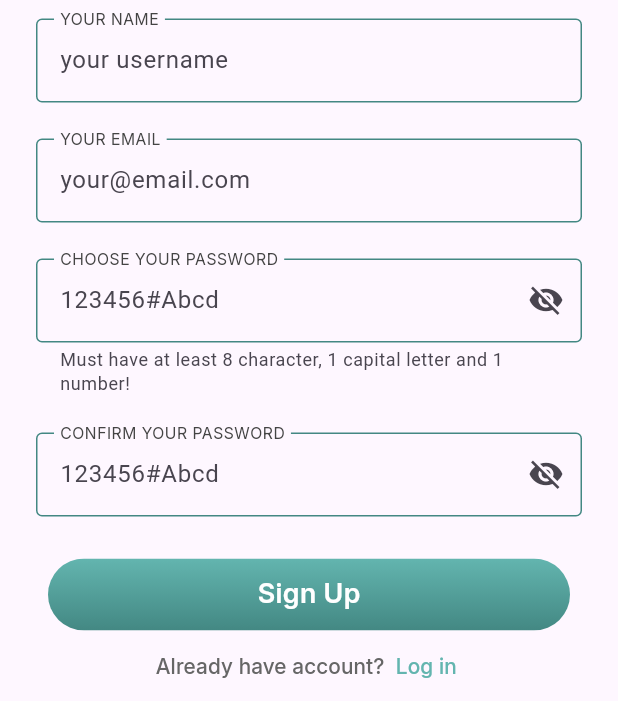
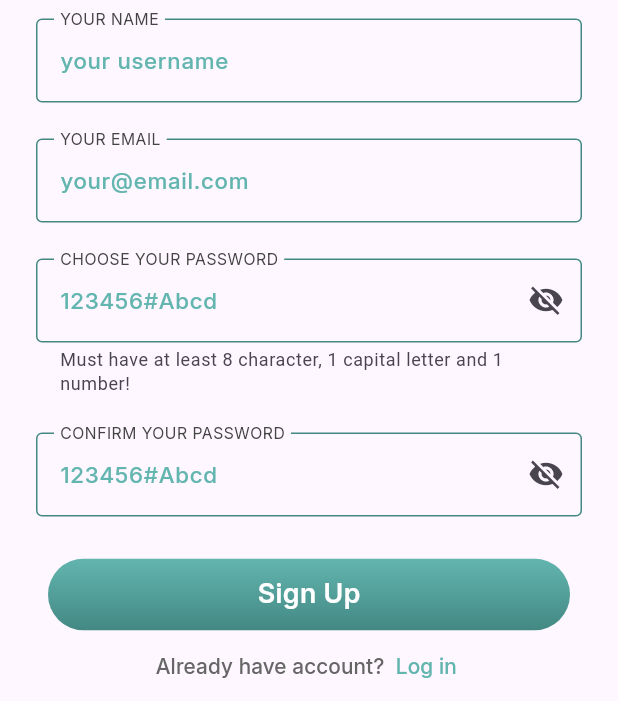
Before and after one commit to gustavoprardo/financy_app, a Flutter app: the screen it shows after launch, scrolled down 156 dp, on a phone screen of 412 x 824 dp, the part 535-1236 px from its top. Run offline on Flutter 3.47's test engine with Material 3 defaults, Android fonts, the phone set to English and light mode, and no system bars.

Commit message:
custom bottom sheet, refatoracao sign up page, correcao textformfield, validator corrigido

```diff
--- a/analysis_options.yaml
+++ b/analysis_options.yaml
@@ -7,6 +7,9 @@
 
 # The following line activates a set of recommended lints for Flutter apps,
 # packages, and plugins designed to encourage good coding practices.
+analyzer:
+  errors:
+    dead_code: ignore
 include: package:flutter_lints/flutter.yaml
 
 linter:
--- a/lib/common/constants/app_text_styles.dart
+++ b/lib/common/constants/app_text_styles.dart
@@ -18,6 +18,11 @@ class AppTextStyles {
     fontSize: 18,
     fontWeight: FontWeight.w600,
   );
+  static TextStyle mediumText20 = TextStyle(
+    fontFamily: 'Inter',
+    fontSize: 20,
+    fontWeight: FontWeight.w600,
+  );
   static TextStyle smallText = TextStyle(
     fontFamily: 'Inter',
     fontSize: 14,
@@ -28,4 +33,9 @@ class AppTextStyles {
     fontSize: 14,
     fontWeight: FontWeight.w400,
   );
+  static TextStyle inputHintText = TextStyle(
+    fontFamily: 'Inter',
+    fontSize: 15,
+    fontWeight: FontWeight.w500,
+  );
 }
--- a/lib/common/utils/validator.dart
+++ b/lib/common/utils/validator.dart
@@ -2,7 +2,7 @@ class Validator {
   Validator._();
 
   static String? validateName(String? value) {
-    final condition = RegExp(r"\b([A-ZÀ-ÿ][-,a-z. ']+[ ]*)+");
+    final condition = RegExp(r"^[a-zA-ZÀ-ÿ\s]+$");
     if (value != null && value.isEmpty) {
       return 'Campo obrigatorio!';
     }
--- a/lib/common/widgets/custom_textformfield.dart
+++ b/lib/common/widgets/custom_textformfield.dart
@@ -3,6 +3,7 @@ import 'package:flutter/material.dart';
 
 import 'package:financy_app/common/constants/app_colors.dart';
 import 'package:financy_app/common/constants/app_text_styles.dart';
+import 'package:flutter/services.dart';
 
 class CustomTextFormField extends StatefulWidget {
   final EdgeInsetsGeometry? padding;
@@ -17,6 +18,7 @@ class CustomTextFormField extends StatefulWidget {
   final bool? obscureText;
   final FormFieldValidator<String>? validator;
   final String? helperText;
+  final List<TextInputFormatter>? inputFormatters;
 
   // ignore: use_super_parameters
   const CustomTextFormField({
@@ -33,6 +35,7 @@ class CustomTextFormField extends StatefulWidget {
     this.obscureText,
     this.validator,
     this.helperText,
+    this.inputFormatters,
   }) : super(key: key);
 
   @override
@@ -59,7 +62,7 @@ class _CustomTextFormFieldState extends State<CustomTextFormField> {
           widget.padding ?? EdgeInsets.symmetric(horizontal: 24, vertical: 12),
       child: TextFormField(
         onChanged: (value) {
-          if(value.length == 1) {
+          if (value.length == 1) {
             setState(() {
               _helperText = null;
             });
@@ -69,22 +72,29 @@ class _CustomTextFormFieldState extends State<CustomTextFormField> {
             });
           }
         },
+        inputFormatters: widget.inputFormatters,
         validator: widget.validator,
         obscureText: widget.obscureText ?? false,
         textInputAction: widget.textInputAction,
         maxLength: widget.maxLength,
         keyboardType: widget.keyBoardType,
         controller: widget.controller,
-        textCapitalization: widget.textCapitalization ?? TextCapitalization.none,
+        textCapitalization:
+            widget.textCapitalization ?? TextCapitalization.none,
         decoration: InputDecoration(
           errorMaxLines: 3,
           helperText: _helperText,
           helperMaxLines: 3,
           suffixIcon: widget.suffixIcon,
           hintText: widget.hintText,
+          hintStyle: AppTextStyles.inputHintText.copyWith(
+            color: AppColors.greenLightOne,
+          ),
           floatingLabelBehavior: FloatingLabelBehavior.always,
           labelText: widget.labelText?.toUpperCase(),
-          labelStyle: AppTextStyles.inputLabelText.copyWith(color: AppColors.darkGrey),
+          labelStyle: AppTextStyles.inputLabelText.copyWith(
+            color: AppColors.darkGrey,
+          ),
           focusedBorder: defaultBorder.copyWith(
             borderSide: const BorderSide(color: Colors.red),
           ),
--- a/lib/features/sign_up/sign_up_controller.dart
+++ b/lib/features/sign_up/sign_up_controller.dart
@@ -19,9 +19,9 @@ class SignUpController extends ChangeNotifier{
       await Future.delayed(const Duration(seconds: 2));
 
     throw Exception('Erro ao Logar');
-    print('usuario logado');
-    _changeState(SignUpSuccessState());
-    return true;
+    // print('usuario logado');
+    // _changeState(SignUpSuccessState());
+    // return true;
     } catch (e) {
       _changeState(SignUpErrorState());
       return false;
--- a/lib/features/sign_up/sign_up_page.dart
+++ b/lib/features/sign_up/sign_up_page.dart
@@ -1,6 +1,8 @@
 import 'dart:developer';
 
 import 'package:financy_app/common/utils/validator.dart';
+import 'package:financy_app/common/widgets/custom_bottom_sheet.dart';
+import 'package:financy_app/common/widgets/custom_circular_progress_indicator.dart';
 import 'package:financy_app/common/widgets/custom_textformfield.dart';
 import 'package:financy_app/common/widgets/password_formfield.dart';
 import 'package:financy_app/features/sign_up/sign_up_controller.dart';
@@ -11,6 +13,20 @@ import 'package:financy_app/common/constants/app_colors.dart';
 import 'package:financy_app/common/constants/app_text_styles.dart';
 import 'package:financy_app/common/widgets/multi_text_button.dart';
 import 'package:financy_app/common/widgets/primary_button.dart';
+import 'package:flutter/services.dart';
+
+class UpperCaseTextFormatter extends TextInputFormatter {
+  @override
+  TextEditingValue formatEditUpdate(
+    TextEditingValue oldValue,
+    TextEditingValue newValue,
+  ) {
+    return newValue.copyWith(
+      text: newValue.text.toUpperCase(),
+      selection: newValue.selection,
+    );
+  }
+}
 
 class SignUpPage extends StatefulWidget {
   const SignUpPage({super.key});
@@ -22,6 +38,7 @@ class SignUpPage extends StatefulWidget {
 class _SignUpPageState extends State<SignUpPage> {
   final _formKey = GlobalKey<FormState>();
   final _passwordController = TextEditingController();
+  final _nameController = TextEditingController();
   final _controller = SignUpController();
 
   @override
@@ -32,7 +49,7 @@ class _SignUpPageState extends State<SignUpPage> {
         showDialog(
           context: context,
           builder:
-              (context) => const Center(child: CircularProgressIndicator()),
+              (context) => CustomProgressIndicator(),
         );
       }
       if (_controller.state is SignUpSuccessState) {
@@ -46,14 +63,7 @@ class _SignUpPageState extends State<SignUpPage> {
         );
       }
       if (_controller.state is SignUpErrorState) {
-        showDialog(
-          context: context,
-          builder:
-              (context) => SizedBox(
-                height: 150,
-                child: Text('Erro ao Logar, tente novamente!'),
-              ),
-        );
+        customModalBottomSheet(context);
       }
     });
   }
@@ -83,9 +93,11 @@ class _SignUpPageState extends State<SignUpPage> {
             child: Column(
               children: [
                 CustomTextFormField(
+                  controller: _nameController,
                   labelText: 'your name',
                   hintText: 'your username',
                   validator: Validator.validateName,
+                  inputFormatters: [UpperCaseTextFormatter()],
                 ),
                 CustomTextFormField(
                   keyBoardType: TextInputType.emailAddress,
```
Also changed, not shown: lib/common/widgets/custom_bottom_sheet.dart (added, +53 -0 lines), lib/common/widgets/custom_circular_progress_indicator.dart (added, +17 -0 lines).
